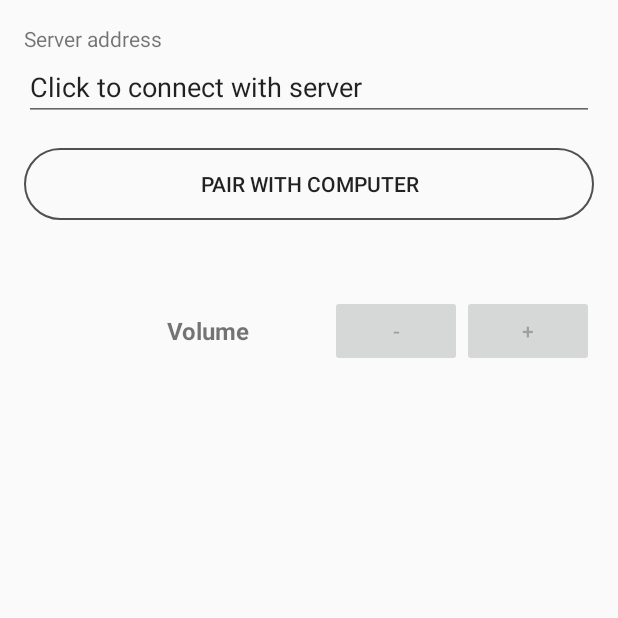
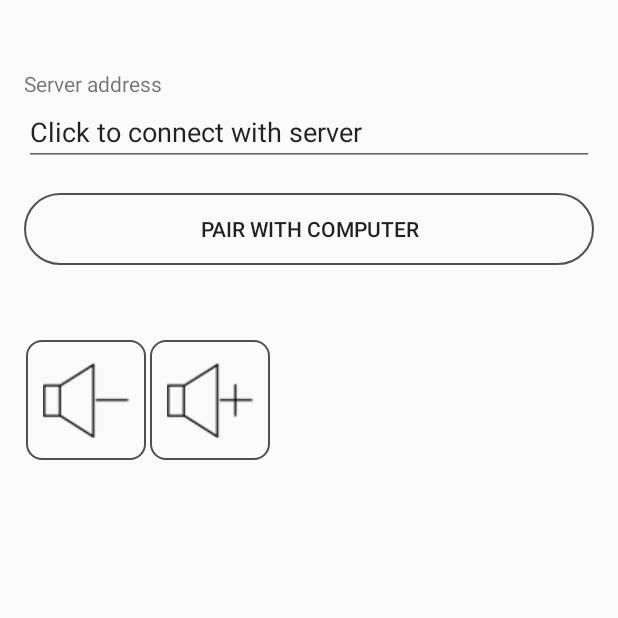
Before and after one commit to swiecakm/PHControllClient, an Android app: the screen it shows after launch (MainActivity), on a phone screen of 412 x 824 dp, the top half of it. Run offline under Robolectric (Android 15) with nearby library versions, the phone set to English and light mode, and no system bars.

Commit message:
custom media buttons added

```diff
--- a/app/src/main/java/phcontroll/com/phcontrollclient/MainActivity.java
+++ b/app/src/main/java/phcontroll/com/phcontrollclient/MainActivity.java
@@ -8,11 +8,12 @@ import android.util.Log;
 import android.view.View;
 import android.widget.Button;
 import android.widget.EditText;
+import android.widget.ImageButton;
 
 public class MainActivity extends AppCompatActivity implements OnConnectionCompleted {
     private CommandsSendingClient _connectionClient = null;
-    private Button _volUpButton;
-    private Button _volDownButton;
+    private ImageButton _volUpButton;
+    private ImageButton _volDownButton;
     private Button _connectButton;
     private EditText _serverAddressText;
 
@@ -31,8 +32,8 @@ public class MainActivity extends AppCompatActivity implements OnConnectionCompl
 
     private void retrieveWidgets() {
         _serverAddressText = (EditText) findViewById(R.id.serverAddressText);
-        _volUpButton = (Button) findViewById(R.id.volUpButton);
-        _volDownButton = (Button) findViewById(R.id.volDownButton);
+        _volUpButton = (ImageButton) findViewById(R.id.volUpButton);
+        _volDownButton = (ImageButton) findViewById(R.id.volDownButton);
         _connectButton = (Button) findViewById(R.id.connectButton);
     }
 
--- /dev/null
+++ b/app/src/main/res/drawable/media_button_shape.xml
@@ -0,0 +1,14 @@
+<shape
+        xmlns:android="http://schemas.android.com/apk/res/android"
+        android:shape="rectangle">
+    <stroke
+            android:width="1dp"
+            android:height="1dp"
+            android:color="#505050" android:layout_width="wrap_content" android:layout_height="wrap_content"/>
+    <padding
+            android:left="1dp"
+            android:right="1dp"
+            android:top="1dp"
+            android:bottom="1dp" android:layout_width="wrap_content" android:layout_height="wrap_content"/>
+    <corners android:radius= "10dp" android:layout_width="wrap_content" android:layout_height="wrap_content"/>
+</shape>
--- a/app/src/main/res/layout/activity_main.xml
+++ b/app/src/main/res/layout/activity_main.xml
@@ -1,7 +1,7 @@
 <?xml version="1.0" encoding="utf-8"?>
 <RelativeLayout
         xmlns:android="http://schemas.android.com/apk/res/android"
-        xmlns:tools="http://schemas.android.com/tools"
+        xmlns:app="http://schemas.android.com/apk/res-auto" xmlns:tools="http://schemas.android.com/tools"
         android:id="@+id/activity_main"
         android:layout_width="match_parent"
         android:layout_height="match_parent"
@@ -16,7 +16,8 @@
             android:layout_width="wrap_content"
             android:layout_height="wrap_content"
             android:text="@string/server_ip_label" android:layout_alignParentTop="true"
-            android:layout_alignParentStart="true"/>
+            android:layout_alignParentStart="true"
+            android:layout_marginTop="30dp"/>
     <EditText
             android:id="@+id/serverAddressText"
             android:layout_width="wrap_content"
@@ -35,7 +36,7 @@
 
     <Button
             android:id="@+id/connectButton"
-            android:background="@drawable/connect_button"
+            android:background="@drawable/connect_button_shape"
             android:layout_width="match_parent"
             android:layout_height="wrap_content"
             android:layout_below="@+id/serverAddressText"
@@ -43,49 +44,31 @@
             android:onClick="onConnectButtonClick"
             android:text="PAIR WITH COMPUTER" />
 
+
     <GridLayout
             android:layout_width="match_parent"
-            android:layout_height="wrap_content"
-            android:layout_alignLeft="@+id/connectButton"
-            android:layout_below="@+id/connectButton"
-            android:layout_marginTop="50dp"
-            android:alignmentMode="alignMargins"
-            android:columnCount="3" >
-
-        <GridLayout
-                android:layout_column="2"
-                android:layout_gravity="right|top"
-                android:layout_row="0"
-                android:columnCount="2" >
-
-            <Button
-                    android:id="@+id/volDownButton"
-                    android:layout_gravity="left"
-                    android:text="-"
-                    android:onClick="onVolDownButtonClick" />
-
-
-            <Button
-                    android:id="@+id/volUpButton"
-                    android:layout_column="1"
-                    android:layout_gravity="left|top"
-                    android:layout_row="0"
-                    android:text="+"
-                    android:onClick="onVolUpButtonClick" />
-
-        </GridLayout>
-
-        <TextView
-                android:id="@+id/volumeLabel"
-                android:layout_width="150dp"
-                android:layout_column="1"
-                android:layout_gravity="left|center_vertical"
-                android:layout_row="0"
-                android:gravity="right"
-                android:text="Volume"
-                android:textSize="@dimen/BiggerText3"
-                android:textStyle="bold" />
-
+            android:layout_height="match_parent" android:layout_below="@+id/connectButton"
+            android:layout_alignParentStart="true" android:layout_marginTop="50dp">
+        <ImageButton
+                android:layout_width="80dp"
+                android:layout_height="80dp"
+                android:src="@drawable/vol_down"
+                android:background="@drawable/media_button_shape"
+                android:id="@+id/volDownButton"
+                android:layout_alignParentStart="true"
+                android:layout_marginLeft="1dp"
+                android:layout_marginRight="1dp"
+                android:onClick="onVolDownButtonClick"/>
+        <ImageButton
+                android:layout_width="80dp"
+                android:layout_height="80dp"
+                android:src="@drawable/vol_up"
+                android:background="@drawable/media_button_shape"
+                android:id="@+id/volUpButton"
+                android:layout_alignParentStart="true"
+                android:layout_marginLeft="1dp"
+                android:layout_marginRight="1dp"
+                android:onClick="onVolUpButtonClick"/>
     </GridLayout>
 
 </RelativeLayout>
```
Also changed, not shown: app/src/main/res/drawable/connect_button_shape.xml (renamed from app/src/main/res/drawable/connect_button.xml), app/src/main/res/drawable/vol_down.png (added), app/src/main/res/drawable/vol_up.png (added).
